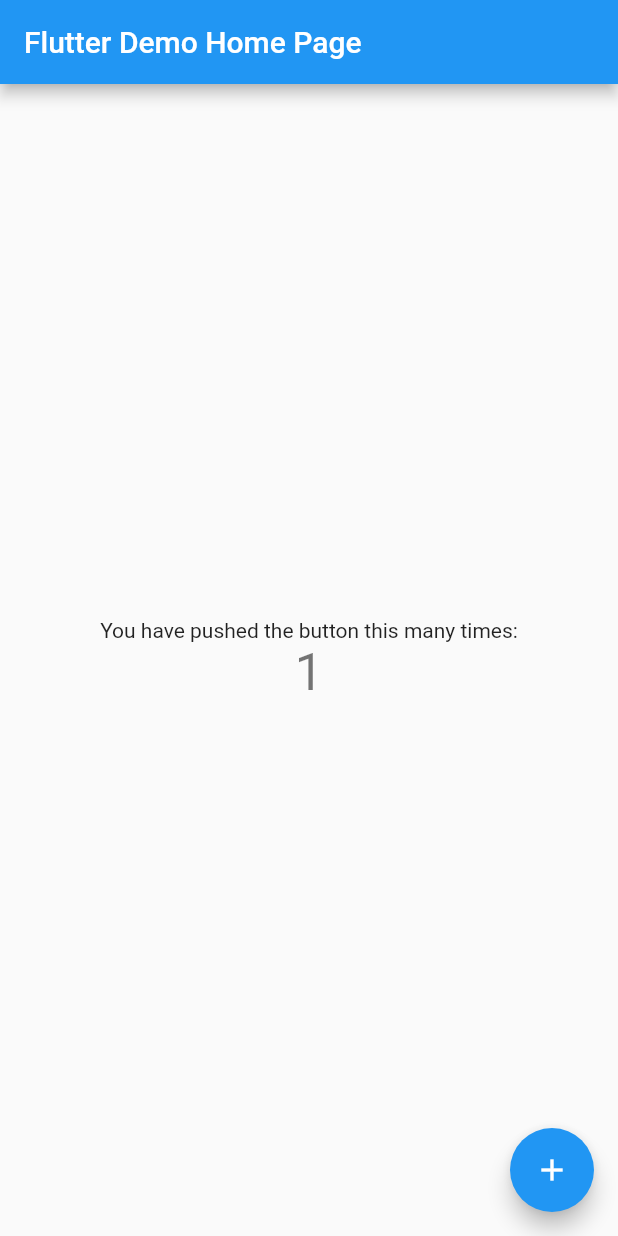
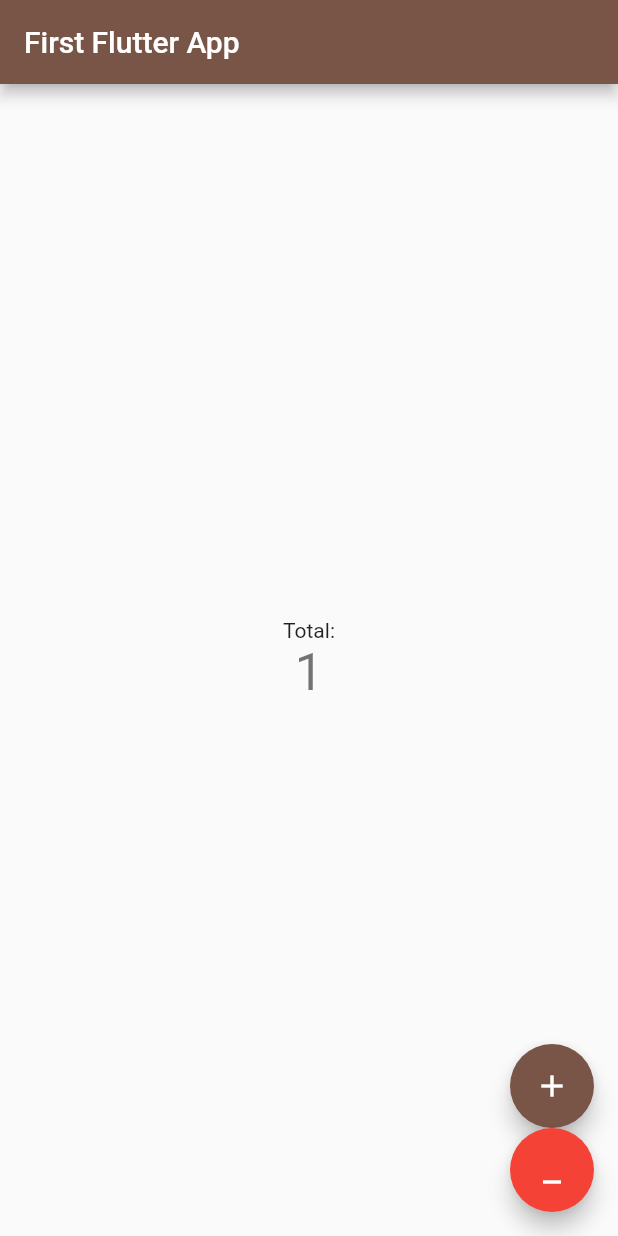
Before and after one commit to coutinhoge/first_flutter_app, a Flutter app: the screen it shows after launch, after a tap on the "add" icon, on a phone screen of 412 x 824 dp. Run offline on Flutter 3.47's test engine with Material 2 defaults, Android fonts, the phone set to English and light mode, and no system bars.

Commit message:
adidding files

```diff
--- a/lib/main.dart
+++ b/lib/main.dart
@@ -1,49 +1,42 @@
-import 'package:flutter/material.dart';
+import 'package:flutter/material.dart'; // Estilizacao padrao; Android
 
 void main() {
-  runApp(const MyApp());
+  // Metodo que Starta a aplicacao
+  //     Primeiro widget
+  runApp(const MyApp()); // Prepara o Flutter
 }
 
+//                  Sem estado
 class MyApp extends StatelessWidget {
+  // Construtor
   const MyApp({super.key});
 
-  // This widget is the root of your application.
-  @override
+  @override // Todo widget tera um metodo build, ele e responsavel por desenhar o mesmo
+  //          Contexto da APP
   Widget build(BuildContext context) {
+    // Retorna o primeiro widget
     return MaterialApp(
-      title: 'Flutter Demo',
+      // Barra de 'debug'
+      debugShowCheckedModeBanner: false,
+      // Nome do app na dock
+      title: 'FFA',
+      // Tema Principal
       theme: ThemeData(
-        // This is the theme of your application.
-        //
-        // Try running your application with "flutter run". You'll see the
-        // application has a blue toolbar. Then, without quitting the app, try
-        // changing the primarySwatch below to Colors.green and then invoke
-        // "hot reload" (press "r" in the console where you ran "flutter run",
-        // or simply save your changes to "hot reload" in a Flutter IDE).
-        // Notice that the counter didn't reset back to zero; the application
-        // is not restarted.
-        primarySwatch: Colors.blue,
+        primarySwatch: Colors.brown,
       ),
-      home: const MyHomePage(title: 'Flutter Demo Home Page'),
+      //   Primeira page     Titulo na AppBar
+      home: const MyHomePage(title: 'First Flutter App'),
     );
   }
 }
 
+// Primeira page         // Possui estado
 class MyHomePage extends StatefulWidget {
   const MyHomePage({super.key, required this.title});
 
-  // This widget is the home page of your application. It is stateful, meaning
-  // that it has a State object (defined below) that contains fields that affect
-  // how it looks.
-
-  // This class is the configuration for the state. It holds the values (in this
-  // case the title) provided by the parent (in this case the App widget) and
-  // used by the build method of the State. Fields in a Widget subclass are
-  // always marked "final".
-
   final String title;
 
-  @override
+  @override // Classe privada internamente, para gerenciar estado - (todo StatefulWidget vai ter a classe padrao e a classe privada)
   State<MyHomePage> createState() => _MyHomePageState();
 }
 
@@ -51,52 +44,36 @@ class _MyHomePageState extends State<MyHomePage> {
   int _counter = 0;
 
   void _incrementCounter() {
+    // Metodo para mudar estado da App
     setState(() {
-      // This call to setState tells the Flutter framework that something has
-      // changed in this State, which causes it to rerun the build method below
-      // so that the display can reflect the updated values. If we changed
-      // _counter without calling setState(), then the build method would not be
-      // called again, and so nothing would appear to happen.
       _counter++;
     });
   }
 
-  @override
+  void _decrementCounter() {
+    // Metodo para mudar estado da App
+    setState(() {
+      _counter = _counter - 1;
+    });
+  }
+
+  @override // Geralmente e aqui que e construido o App
   Widget build(BuildContext context) {
-    // This method is rerun every time setState is called, for instance as done
-    // by the _incrementCounter method above.
-    //
-    // The Flutter framework has been optimized to make rerunning build methods
-    // fast, so that you can just rebuild anything that needs updating rather
-    // than having to individually change instances of widgets.
+    // Widget principal "Base da App"
     return Scaffold(
+      // Segundo Widget "Cabeca da App"
       appBar: AppBar(
-        // Here we take the value from the MyHomePage object that was created by
-        // the App.build method, and use it to set our appbar title.
         title: Text(widget.title),
       ),
+      // Terceiro Widget "Corpo da App"
       body: Center(
-        // Center is a layout widget. It takes a single child and positions it
-        // in the middle of the parent.
+        // Quarto Widget "Coluna da App", ele aceita diversos childrens "filhos"
         child: Column(
-          // Column is also a layout widget. It takes a list of children and
-          // arranges them vertically. By default, it sizes itself to fit its
-          // children horizontally, and tries to be as tall as its parent.
-          //
-          // Invoke "debug painting" (press "p" in the console, choose the
-          // "Toggle Debug Paint" action from the Flutter Inspector in Android
-          // Studio, or the "Toggle Debug Paint" command in Visual Studio Code)
-          // to see the wireframe for each widget.
-          //
-          // Column has various properties to control how it sizes itself and
-          // how it positions its children. Here we use mainAxisAlignment to
-          // center the children vertically; the main axis here is the vertical
-          // axis because Columns are vertical (the cross axis would be
-          // horizontal).
           mainAxisAlignment: MainAxisAlignment.center,
+          //  Lista de Widgets
           children: <Widget>[
             const Text(
-              'You have pushed the button this many times:',
+              'Total:',
             ),
             Text(
               '$_counter',
@@ -105,11 +82,25 @@ class _MyHomePageState extends State<MyHomePage> {
           ],
         ),
       ),
-      floatingActionButton: FloatingActionButton(
-        onPressed: _incrementCounter,
-        tooltip: 'Increment',
-        child: const Icon(Icons.add),
-      ), // This trailing comma makes auto-formatting nicer for build methods.
+      floatingActionButton: Column(
+        mainAxisAlignment: MainAxisAlignment.end,
+        children: [
+          FloatingActionButton(
+            onPressed: _incrementCounter,
+            tooltip: 'Increment',
+            child: const Icon(Icons.add),
+          ),
+          FloatingActionButton(
+            onPressed: _decrementCounter,
+            tooltip: 'Decrement',
+            child: const Icon(
+              Icons.minimize,
+            ),
+            backgroundColor: Colors.red,
+          ),
+        ],
+      ),
+      // This trailing comma makes auto-formatting nicer for build methods.
     );
   }
 }
```
